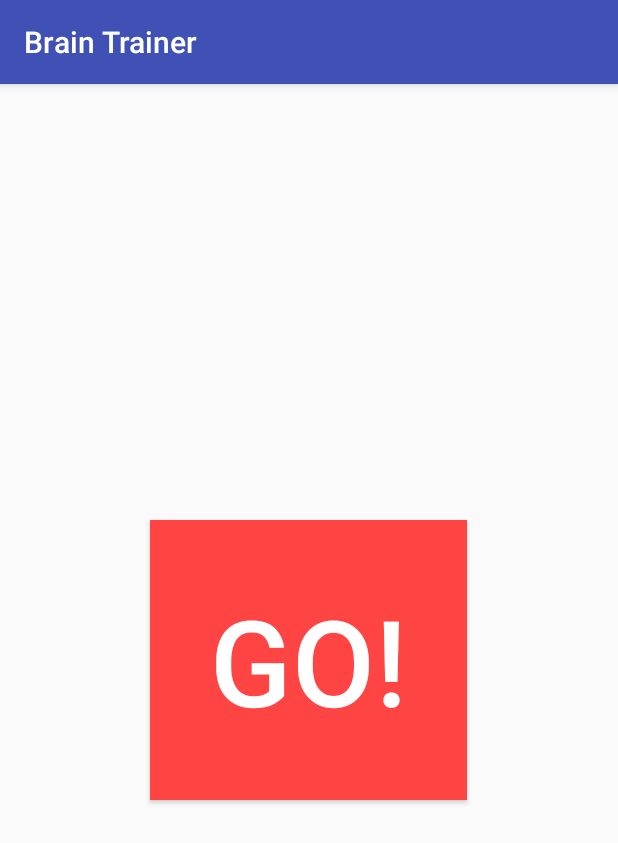
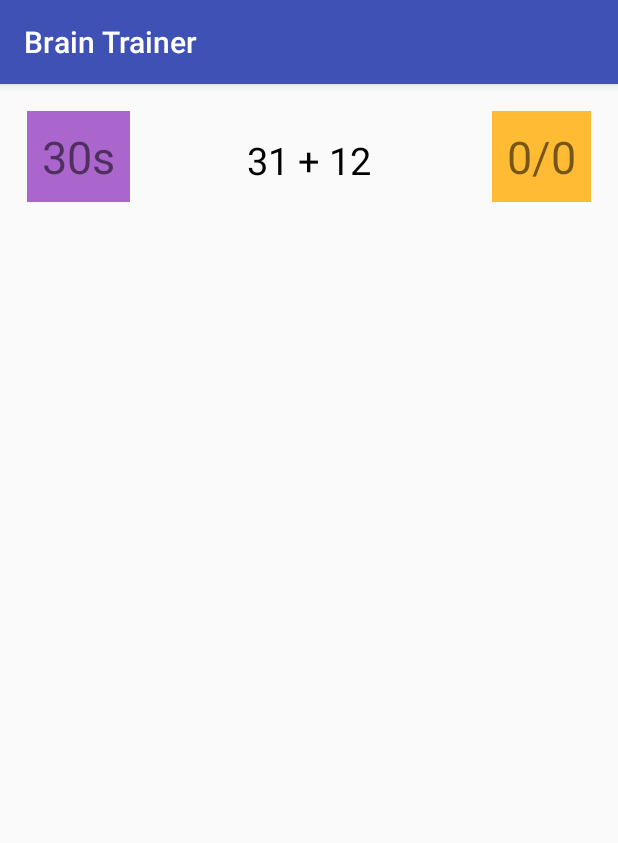
Before and after one commit to toneyobaze/Brain-Trainer, an Android app: the screen it shows after launch (MainActivity), on a phone screen of 412 x 824 dp. Shown: the top 843 px of the screen. Run offline under Robolectric (Android 15) with nearby library versions, the phone set to English and light mode, and no system bars.

Commit message:
Added Timer, Sum and Score TextViews

```diff
--- a/app/build.gradle
+++ b/app/build.gradle
@@ -25,4 +25,5 @@ dependencies {
     testImplementation 'junit:junit:4.12'
     androidTestImplementation 'com.android.support.test:runner:1.0.2'
     androidTestImplementation 'com.android.support.test.espresso:espresso-core:3.0.2'
+    implementation 'com.android.support:gridlayout-v7:28.0.0'
 }
--- a/app/src/main/res/layout/activity_main.xml
+++ b/app/src/main/res/layout/activity_main.xml
@@ -15,5 +15,42 @@
         android:padding="40dp"
         android:text="Go!"
         android:textColor="@android:color/background_light"
-        android:textSize="80sp" />
+        android:textSize="80sp"
+        android:visibility="invisible" />
+
+    <TextView
+        android:id="@+id/timerTextView"
+        android:layout_width="wrap_content"
+        android:layout_height="wrap_content"
+        android:layout_alignParentStart="true"
+        android:layout_alignParentTop="true"
+        android:layout_marginStart="18dp"
+        android:layout_marginTop="18dp"
+        android:background="@android:color/holo_purple"
+        android:padding="10dp"
+        android:text="30s"
+        android:textSize="30sp" />
+
+    <TextView
+        android:id="@+id/pointsTextView"
+        android:layout_width="wrap_content"
+        android:layout_height="wrap_content"
+        android:layout_alignParentEnd="true"
+        android:layout_alignTop="@+id/timerTextView"
+        android:layout_marginEnd="18dp"
+        android:background="@android:color/holo_orange_light"
+        android:padding="10dp"
+        android:text="0/0"
+        android:textSize="30sp" />
+
+    <TextView
+        android:id="@+id/sumTextView"
+        android:layout_width="wrap_content"
+        android:layout_height="wrap_content"
+        android:layout_alignTop="@+id/timerTextView"
+        android:layout_centerHorizontal="true"
+        android:padding="15dp"
+        android:text="31 + 12"
+        android:textColor="@android:color/background_dark"
+        android:textSize="25sp" />
 </RelativeLayout>
```
